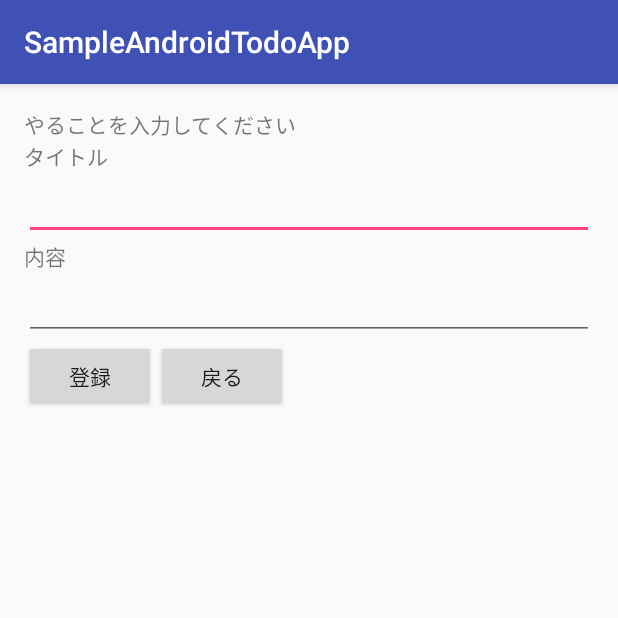
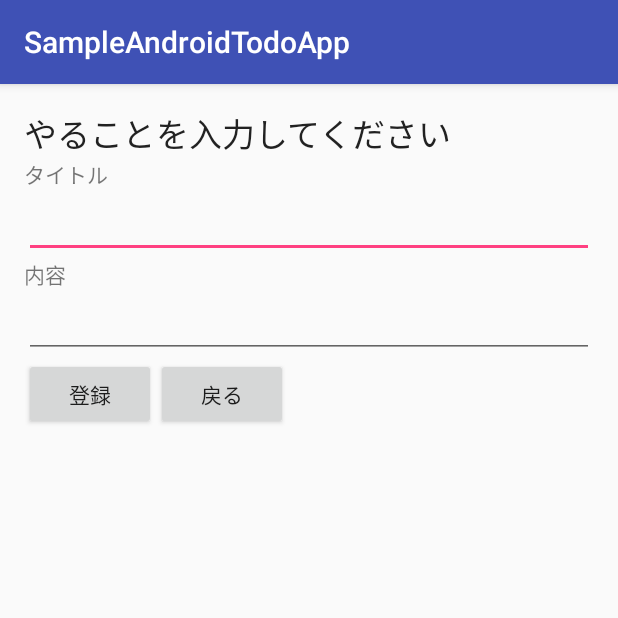
Before and after one commit to YutaKosuki/SampleAndroidTodoApp, an Android app: the EntryActivity screen opened directly, with no data from a screen before it, on a phone screen of 412 x 824 dp, the top half of it. Run offline under Robolectric (Android 15) with nearby library versions, the phone set to English and light mode, and no system bars.

Commit message:
TODO登録のレイアウト調整

```diff
--- a/app/src/main/res/layout/activity_entry.xml
+++ b/app/src/main/res/layout/activity_entry.xml
@@ -13,7 +13,8 @@
         android:text="@string/todo_entry_description"
         android:layout_width="wrap_content"
         android:layout_height="wrap_content"
-        android:id="@+id/todo_desc"/>
+        android:id="@+id/todo_desc"
+        android:textAppearance="?android:attr/textAppearanceLarge"/>
 
 
     <LinearLayout
```
